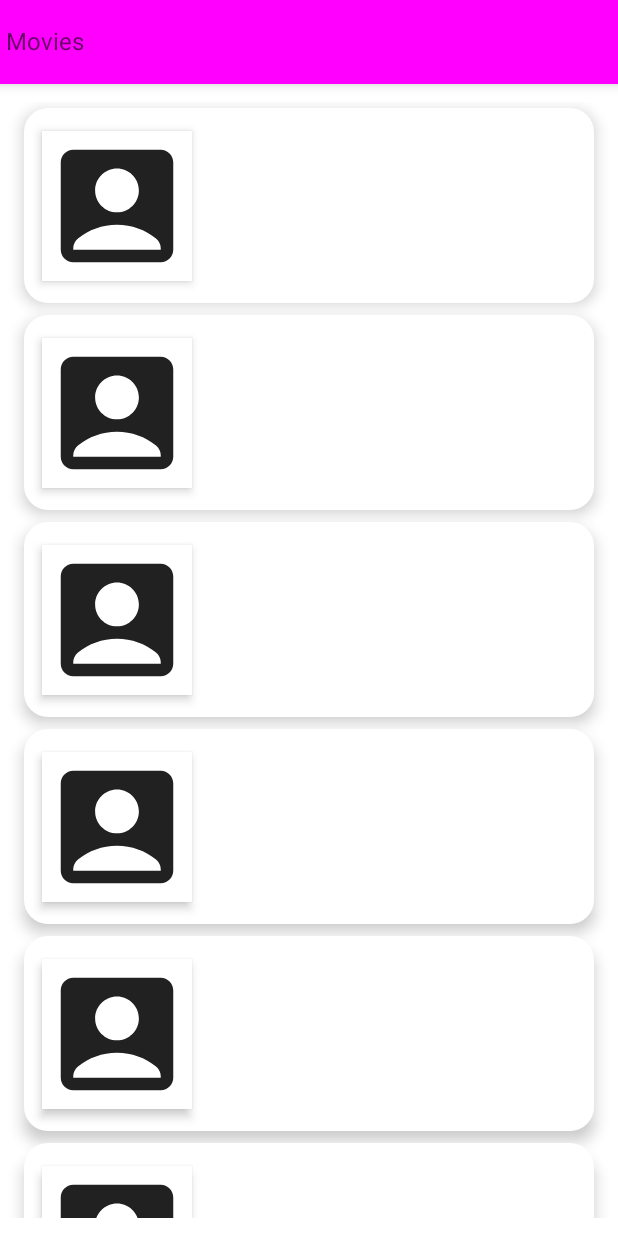
After one commit to Qwerty98765432/MovieApp, an Android app built with Jetpack Compose: the HomeScreen screen opened through its navigation route, on a phone screen of 412 x 824 dp. The commit adds this screen. Run offline under Robolectric (Android 15) with nearby library versions, the phone set to English and light mode, and no system bars.

Commit message:
2nd commit

```diff
--- /dev/null
+++ b/app/src/main/java/com/elenagrigoruta/movieapp/navigation/MovieNavigation.kt
@@ -0,0 +1,26 @@
+package com.elenagrigoruta.movieapp.navigation
+
+import androidx.compose.runtime.Composable
+import androidx.navigation.compose.NavHost
+import androidx.navigation.compose.composable
+import androidx.navigation.compose.rememberNavController
+import com.elenagrigoruta.movieapp.screens.home.HomeScreen
+import com.elenagrigoruta.movieapp.screens.home.details.DetailsScreen
+
+@Composable
+fun MovieNavigation() {
+    val navController = rememberNavController()
+    NavHost(navController = navController,
+        startDestination = MovieScreens.HomeScreen.name) {
+
+        composable(MovieScreens.HomeScreen.name) {
+            //here we pass where this should lead us to
+            HomeScreen(navController = navController)
+        }
+
+        composable(MovieScreens.DetailScreen.name) {
+            DetailsScreen(navController = navController)
+        }
+
+    }
+}
--- /dev/null
+++ b/app/src/main/java/com/elenagrigoruta/movieapp/screens/home/HomeScreen.kt
@@ -0,0 +1,103 @@
+package com.elenagrigoruta.movieapp.screens.home
+
+import androidx.compose.foundation.clickable
+import androidx.compose.foundation.layout.Arrangement
+import androidx.compose.foundation.layout.Column
+import androidx.compose.foundation.layout.Row
+import androidx.compose.foundation.layout.fillMaxWidth
+import androidx.compose.foundation.layout.height
+import androidx.compose.foundation.layout.padding
+import androidx.compose.foundation.layout.size
+import androidx.compose.foundation.lazy.LazyColumn
+import androidx.compose.foundation.lazy.items
+import androidx.compose.foundation.shape.CornerSize
+import androidx.compose.foundation.shape.RoundedCornerShape
+import androidx.compose.material.Card
+import androidx.compose.material.Icon
+import androidx.compose.material.Scaffold
+import androidx.compose.material.Surface
+import androidx.compose.material.Text
+import androidx.compose.material.TopAppBar
+import androidx.compose.material.icons.Icons
+import androidx.compose.material.icons.filled.AccountBox
+import androidx.compose.runtime.Composable
+import androidx.compose.ui.Alignment
+import androidx.compose.ui.Modifier
+import androidx.compose.ui.graphics.Color
+import androidx.compose.ui.graphics.RectangleShape
+import androidx.compose.ui.unit.dp
+import androidx.navigation.NavController
+import com.elenagrigoruta.movieapp.navigation.MovieScreens
+
+@Composable
+fun HomeScreen(navController: NavController) {
+    Scaffold(
+        topBar = {
+            TopAppBar(
+                backgroundColor = Color.Magenta,
+                elevation = 5.dp
+            ) {
+                Text(text = "Movies")
+            }
+        },
+        content = {
+            MainContent(navController = navController)
+        }
+    )
+}
+
+@Composable
+fun MainContent(
+    navController: NavController,
+    movieList: List<String> = listOf(
+        "Avatar",
+        "Harry Potter",
+        "Life",
+        "E.T.",
+        "Spider-Man",
+        "Thor",
+        "Twilight",
+        "Fast and Furious"
+    )
+) {
+    Column(modifier = Modifier.padding(12.dp)) {
+        LazyColumn {
+            items(items = movieList) {
+                MovieRow(movie = it) { movie ->
+                        navController.navigate(route = MovieScreens.DetailScreen.name)
+                    }
+                }
+
+            }
+        }
+    }
+
+@Composable
+fun MovieRow(movie: String, onItemClick: (String) -> Unit = {}) {
+    Card(
+        modifier = Modifier
+            .padding(4.dp)
+            .fillMaxWidth()
+            .height(130.dp)
+            .clickable {
+                onItemClick(movie)
+            },
+        shape = RoundedCornerShape(corner = CornerSize(16.dp)),
+        elevation = 6.dp
+    ) {
+        Row(
+            verticalAlignment = Alignment.CenterVertically,
+            horizontalArrangement = Arrangement.Start
+        ) {
+            Surface(
+                modifier = Modifier
+                    .padding(12.dp)
+                    .size(100.dp),
+                shape = RectangleShape,
+                elevation = 4.dp
+            ) {
+                Icon(imageVector = Icons.Default.AccountBox, contentDescription = "Movie Image")
+            }
+        }
+    }
+}
```
Also changed, not shown: app/build.gradle.kts (+5 -6 lines), app/src/main/java/com/elenagrigoruta/movieapp/MainActivity.kt (+10 -65 lines), app/src/main/java/com/elenagrigoruta/movieapp/navigation/MovieScreens.kt (added, +15 -0 lines), app/src/main/java/com/elenagrigoruta/movieapp/screens/home/details/DetailsScreen.kt (added, +11 -0 lines).
